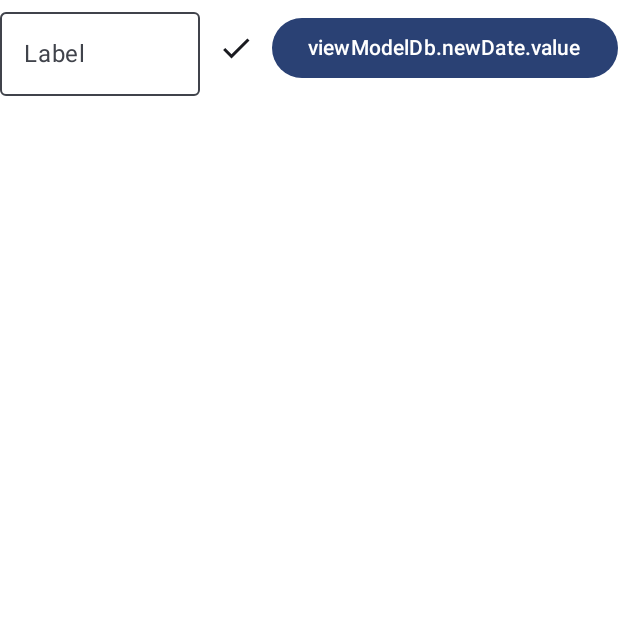
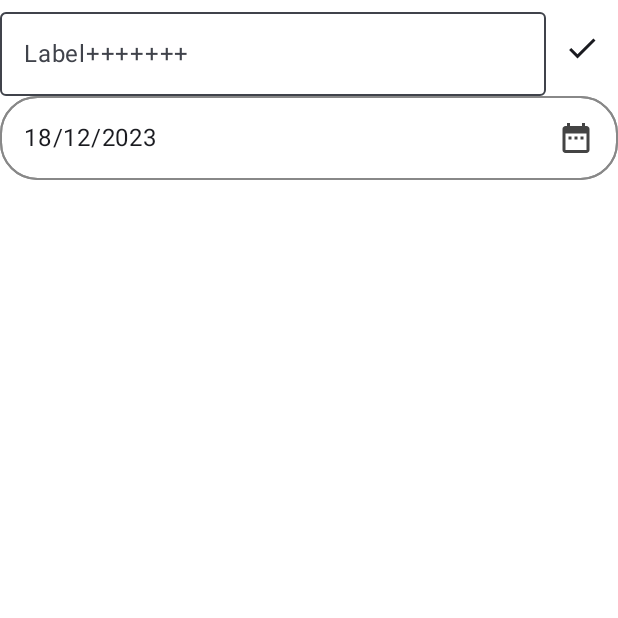
Before and after one commit to EvaMish/ToDo, an Android app built with Jetpack Compose: the screen it shows after launch (MainActivity), on a phone screen of 412 x 824 dp, the top half of it. Run offline under Robolectric (Android 15) with nearby library versions, the phone set to English and light mode, and no system bars; our stand-ins replace Room's generated code; libraries missing offline, so code that uses them is left out: com.jakewharton.threetenabp; 1 statement that could not run was skipped.

Commit message:
Fix format

```diff
--- a/app/build.gradle.kts
+++ b/app/build.gradle.kts
@@ -53,7 +53,11 @@ android {
 dependencies {
      //room
     implementation("androidx.room:room-runtime:2.5.1")
+    implementation("com.google.android.libraries.places:places:3.3.0")
     kapt("androidx.room:room-compiler:2.5.1")
+
+    implementation ("com.jakewharton.threetenabp:threetenabp:1.3.0")
+
 
     implementation ("androidx.compose.material3:material3:1.2.0-alpha02")
 
--- a/app/src/main/java/com/example/todolist/App.kt
+++ b/app/src/main/java/com/example/todolist/App.kt
@@ -1,7 +1,7 @@
 package com.example.todolist
 
 import android.app.Application
-import com.example.todolist.model.AppDb
+import com.example.todolist.model.db.AppDb
 
 class App : Application() {
     val database by lazy{
--- a/app/src/main/java/com/example/todolist/MainActivity.kt
+++ b/app/src/main/java/com/example/todolist/MainActivity.kt
@@ -11,11 +11,13 @@ import androidx.compose.ui.Modifier
 import androidx.compose.ui.tooling.preview.Preview
 import com.example.todolist.ui.theme.ToDoListTheme
 import com.example.todolist.view.screens.MainScreen
+import com.jakewharton.threetenabp.AndroidThreeTen
 
 class MainActivity : ComponentActivity() {
     override fun onCreate(savedInstanceState: Bundle?) {
         super.onCreate(savedInstanceState)
         setContent {
+            AndroidThreeTen.init(this)
             ToDoListTheme {
                 // A surface container using the 'background' color from the theme
                 Surface(
@@ -24,6 +26,7 @@ class MainActivity : ComponentActivity() {
                 ) {
 
                     MainScreen()
+
                 }
             }
         }
--- a/app/src/main/java/com/example/todolist/model/AppDb.kt
+++ b/app/src/main/java/com/example/todolist/model/db/AppDb.kt
@@ -1,4 +1,4 @@
-package com.example.todolist.model
+package com.example.todolist.model.db
 
 import android.content.Context
 import androidx.room.Database
@@ -6,7 +6,7 @@ import androidx.room.Room
 import androidx.room.RoomDatabase
 
 
-@Database(entities = [TasksDB::class], version = 1)
+@Database(entities = [TasksDB::class], version = 2)
 abstract class AppDb() : RoomDatabase() {
 
     abstract val dao: Dao
@@ -18,7 +18,7 @@ abstract class AppDb() : RoomDatabase() {
                 context,
                 AppDb::class.java,
                 "todo.db"//last-test
-            ).build()
+            ).fallbackToDestructiveMigration().build()
         }
     }
 }
--- a/app/src/main/java/com/example/todolist/model/Dao.kt
+++ b/app/src/main/java/com/example/todolist/model/db/Dao.kt
@@ -1,4 +1,4 @@
-package com.example.todolist.model
+package com.example.todolist.model.db
 
 import androidx.room.Dao
 import androidx.room.Delete
@@ -6,7 +6,6 @@ import androidx.room.Insert
 import androidx.room.OnConflictStrategy
 import androidx.room.Query
 import kotlinx.coroutines.flow.Flow
-import kotlinx.coroutines.flow.StateFlow
 
 @Dao
 interface Dao {
@@ -18,9 +17,10 @@ interface Dao {
 
 
     @Delete
-    suspend fun deleteCompletedTasks(idTasks:TasksDB)
+    suspend fun deleteCompletedTasks(idTasks: TasksDB)
 
     @Query("SELECT * FROM tasks")
     fun getAllTasks(): Flow<List<TasksDB>>
 
+
 }
--- a/app/src/main/java/com/example/todolist/view/screens/ScreenTasks.kt
+++ b/app/src/main/java/com/example/todolist/view/screens/ScreenTasks.kt
@@ -1,6 +1,8 @@
 package com.example.todolist.view.screens
 
+import android.widget.Toast
 import androidx.compose.foundation.background
+import androidx.compose.foundation.border
 import androidx.compose.foundation.clickable
 import androidx.compose.foundation.layout.Box
 import androidx.compose.foundation.layout.Column
@@ -12,20 +14,17 @@ import androidx.compose.foundation.layout.height
 import androidx.compose.foundation.layout.padding
 import androidx.compose.foundation.lazy.LazyColumn
 import androidx.compose.foundation.lazy.items
+import androidx.compose.foundation.shape.RoundedCornerShape
 import androidx.compose.material.icons.Icons
-import androidx.compose.material.icons.filled.Add
 import androidx.compose.material.icons.filled.Check
 import androidx.compose.material.icons.filled.DateRange
-import androidx.compose.material3.Button
 import androidx.compose.material3.ExperimentalMaterial3Api
 import androidx.compose.material3.Icon
 import androidx.compose.material3.IconButton
 import androidx.compose.material3.OutlinedTextField
 import androidx.compose.material3.Text
-import androidx.compose.material3.TextField
 import androidx.compose.material3.TextFieldDefaults
 import androidx.compose.runtime.Composable
-import androidx.compose.runtime.LaunchedEffect
 import androidx.compose.runtime.collectAsState
 import androidx.compose.runtime.getValue
 import androidx.compose.runtime.mutableStateOf
@@ -34,12 +33,18 @@ import androidx.compose.runtime.setValue
 import androidx.compose.ui.Alignment
 import androidx.compose.ui.Modifier
 import androidx.compose.ui.graphics.Color
+import androidx.compose.ui.platform.LocalContext
+import androidx.compose.ui.text.font.FontFamily
+import androidx.compose.ui.text.font.FontWeight
 import androidx.compose.ui.unit.dp
+import androidx.compose.ui.unit.sp
 import androidx.lifecycle.viewmodel.compose.viewModel
-import com.example.todolist.view.custom.CalendarWithTimePicker
 import com.example.todolist.view.custom.MyDatePickerDialog
 import com.example.todolist.view.custom.TaskCard
 import com.example.todolist.viewmodel.ViewModelDb
+import org.threeten.bp.LocalDate
+import org.threeten.bp.format.DateTimeFormatter
+
 
 @OptIn(ExperimentalMaterial3Api::class)
 @Composable
@@ -64,54 +69,111 @@ fun MainScreen(viewModelDb: ViewModelDb = viewModel(factory = ViewModelDb.factor
                 onValueChange = {
                     viewModelDb.newText.value = it
                 },
-                label = { Text(text = "Label") },
+                label = { Text(text = "Label+++++++") },
                 modifier = Modifier.weight(1f),
                 colors = TextFieldDefaults.textFieldColors(
                     containerColor = Color.White
                 ),
+            )
+            val currentContext = LocalContext.current
 
-                )
-            IconButton(onClick = { if (viewModelDb.newText.value != "") viewModelDb.insertTask() })
+            IconButton(onClick = {
+                if (viewModelDb.newText.value.isNotEmpty() && viewModelDb.newDate.value.isNotEmpty())
+                    viewModelDb.insertTask() else Toast.makeText(
+                    currentContext,
+                    "${viewModelDb.newDate}+++++",
+                    Toast.LENGTH_SHORT
+                ).show()
+            })
             {
                 Icon(imageVector = Icons.Default.Check, contentDescription = "")
             }
-            // CalendarWithTimePicker()/////
-            Box(contentAlignment = Alignment.Center) {
-                Button(onClick = { showDatePicker = true }) {
-                    Text(text = "viewModelDb.newDate.value")
-                }
+
         }
 
+
+        Box(contentAlignment = Alignment.Center) {
+
+            OutlinedTextField(
+                value = viewModelDb.newDate.value,
+                onValueChange = {
+                    viewModelDb.newDate.value = it
+                },
+                readOnly = true,
+                placeholder = {
+                    Text(
+                        text = "Дата исполнения+++++",
+                        fontFamily = FontFamily.SansSerif,
+                        fontWeight = FontWeight.Light,
+                        fontSize = 14.sp,
+                        color = Color.Gray
+                    )
+                },
+                modifier = Modifier
+                    .border(
+                        1.dp,
+                        Color.Gray,
+                        shape = RoundedCornerShape(25.dp)
+                    )
+                    .fillMaxWidth(),
+
+                trailingIcon = {
+                    Icon(
+                        imageVector = Icons.Default.DateRange,
+                        contentDescription = null,
+                        tint = Color.DarkGray,
+                        modifier = Modifier
+                            .clickable {
+                                showDatePicker = true
+                            }
+                            .padding(16.dp),
+                    )
+                },
+                shape = RoundedCornerShape(25.dp),
+                colors = TextFieldDefaults.outlinedTextFieldColors(
+                    focusedBorderColor = Color.Black,
+                    unfocusedBorderColor = Color.Gray
+                )
+            )
+
+        }
         if (showDatePicker) {
             MyDatePickerDialog(
-                    onDateSelected = { viewModelDb.newDate.value = it },
+                onDateSelected = {
+                    viewModelDb.newDate.value = it
+                },
                 onDismiss = { showDatePicker = false }
             )
         }
 
-
-        }
         Spacer(modifier = Modifier.height(5.dp))
-
-
         LazyColumn(
             modifier = Modifier.fillMaxWidth()
         ) {
             items(tasksList.value) { item ->
+                val itemDate = LocalDate.parse(item.dateSelect, DateTimeFormatter.ofPattern("dd/MM/yyyy"))
+                val isTaskExpired = itemDate <= LocalDate.now()
+
                     TaskCard(item, {
                         viewModelDb.tasksDB = it
                         viewModelDb.newText.value = it.description
+                        item.dateSelect=it.dateSelect
+
                     }, {
 
                         if (item.isCompleted) {
                             viewModelDb.completedTask(item)
                         }
-                })
+                    },
+                        color = if (isTaskExpired) Color.Red else Color.Transparent
+                    )
+
+
             }
 
 
         }
 
-    }
 
     }
+}
--- a/app/src/main/java/com/example/todolist/viewmodel/ViewModelDb.kt
+++ b/app/src/main/java/com/example/todolist/viewmodel/ViewModelDb.kt
@@ -1,8 +1,5 @@
 package com.example.todolist.viewmodel
 
-import android.icu.util.LocaleData
-import android.os.Build
-import android.view.accessibility.AccessibilityNodeInfo.CollectionItemInfo
 import androidx.compose.runtime.mutableStateOf
 import androidx.lifecycle.ViewModel
 import androidx.lifecycle.ViewModelProvider
@@ -10,36 +7,38 @@ import androidx.lifecycle.ViewModelProvider.AndroidViewModelFactory.Companion.AP
 import androidx.lifecycle.viewModelScope
 import androidx.lifecycle.viewmodel.CreationExtras
 import com.example.todolist.App
-import com.example.todolist.model.AppDb
-import com.example.todolist.model.TasksDB
+import com.example.todolist.model.db.AppDb
+import com.example.todolist.model.db.TasksDB
 import kotlinx.coroutines.launch
-import java.time.LocalDate
-import java.util.Date
-import java.util.Locale
+import org.threeten.bp.LocalDate
+import org.threeten.bp.format.DateTimeFormatter
+
 
 class ViewModelDb(private val database: AppDb) : ViewModel() {
     val tasksList = database.dao.getAllTasks()
     val newText = mutableStateOf("")
-    val newDate = if (Build.VERSION.SDK_INT >= Build.VERSION_CODES.O) {
-        mutableStateOf(LocalDate.now().toString())
-    } else {
-        TODO("VERSION.SDK_INT < O")
-    }
+    var newDate =
+        mutableStateOf(LocalDate.now().format(DateTimeFormatter.ofPattern("dd/MM/yyyy")).toString())
+
+    //val newDate=
     var tasksDB: TasksDB? = null
 
 
     fun insertTask() = viewModelScope.launch {
-        val descriptionItem = tasksDB?.copy(description = newText.value) ?: TasksDB(
-            description = newText.value,
-            isCompleted = false,
-            dateSelect = newDate.value
-        )////isCompleted-уточнить
+        val descriptionItem =
+            tasksDB?.copy(description = newText.value, dateSelect = newDate.value) ?: TasksDB(
+                description = newText.value,
+                isCompleted = false,
+                dateSelect = newDate.value
+            )
         database.dao.insertTask(descriptionItem)
         tasksDB = null
         newText.value = ""
+        newDate.value = LocalDate.now().toString()
     }
 
     fun completedTask(item: TasksDB) = viewModelScope.launch {
+        //delay(1000)
         database.dao.deleteCompletedTasks(item)
     }
 
```
Also changed, not shown: app/src/main/java/com/example/todolist/model/db/TasksDB.kt (renamed from app/src/main/java/com/example/todolist/model/TasksDB.kt, +2 -5 lines), app/src/main/java/com/example/todolist/model/db/converters/ConverterDate.kt (added, +9 -0 lines), app/src/main/java/com/example/todolist/view/custom/PickerDate.kt (renamed from app/src/main/java/com/example/todolist/view/custom/Picker.kt, +14 -8 lines), app/src/main/java/com/example/todolist/view/custom/PickerTime.kt (added, +65 -0 lines), app/src/main/java/com/example/todolist/view/custom/TaskCard.kt (+12 -4 lines). Lines whose indentation alone changed are shown as unchanged.
